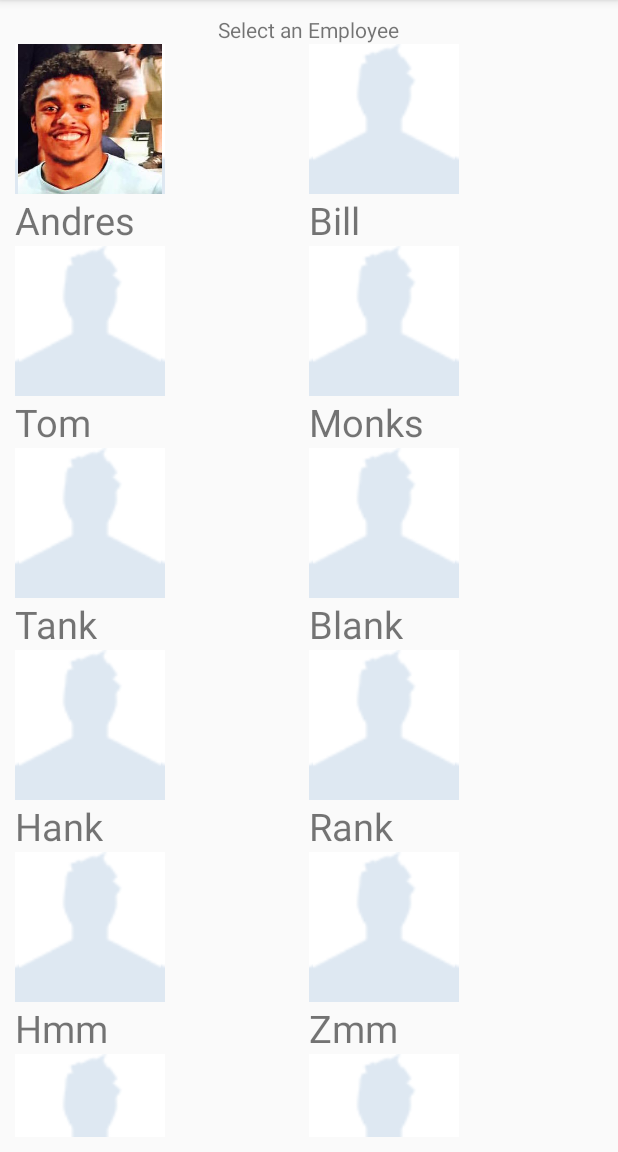
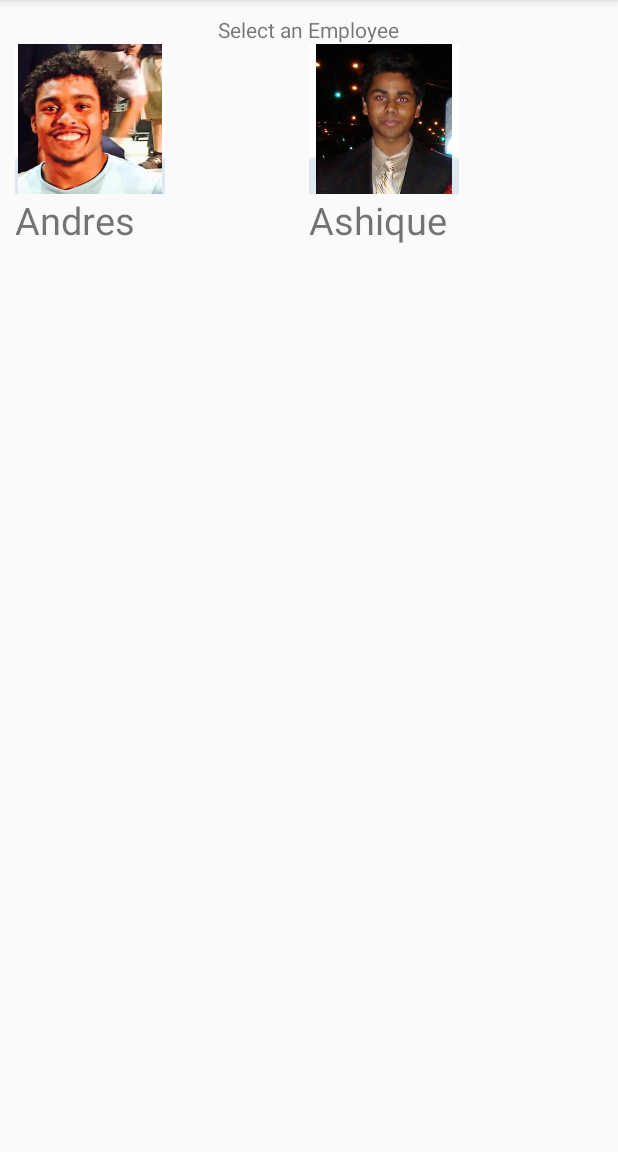
Before and after one commit to JsjRoboticsClassroom/GroceryStore, an Android app: the EmployeeHandbookActivity screen opened directly, with no data from a screen before it, on a phone screen of 412 x 824 dp, the part 84-1236 px from its top. Run offline under Robolectric (Android 15) with nearby library versions, the phone set to English and light mode, and no system bars.

```diff
--- a/app/src/main/java/nyc/c4q/grocerystore/employeeHandbook/EmployeeListAdapter.java
+++ b/app/src/main/java/nyc/c4q/grocerystore/employeeHandbook/EmployeeListAdapter.java
@@ -1,6 +1,5 @@
 package nyc.c4q.grocerystore.employeeHandbook;
 
-import android.content.Context;
 import android.content.Intent;
 import android.support.v7.widget.RecyclerView;
 import android.view.View;
@@ -17,18 +16,6 @@ class EmployeeListAdapter extends RecyclerView.Adapter{
 
     private List<EmployeeDescription> mData = Arrays.asList(
         new EmployeeDescription("Andres",R.drawable.ajba_profile_pic),
-        new EmployeeDescription("Bill"),
-        new EmployeeDescription("Tom"),
-        new EmployeeDescription("Monks"),
-        new EmployeeDescription("Tank"),
-        new EmployeeDescription("Blank"),
-        new EmployeeDescription("Hank"),
-        new EmployeeDescription("Rank"),
-        new EmployeeDescription("Hmm"),
-        new EmployeeDescription("Zmm"),
-        new EmployeeDescription("Bill"),
-        new EmployeeDescription("Nkln"),
-        new EmployeeDescription("dksls"),
         new EmployeeDescription("Ashique", R.drawable.ashique)
     );
     @Override
@@ -38,27 +25,46 @@ class EmployeeListAdapter extends RecyclerView.Adapter{
 
     @Override
     public void onBindViewHolder(RecyclerView.ViewHolder holder, int position) {
-        ((EmployeeViewHolder) holder).bind(mData.get(position));
-        boolean isThisAndres = ((EmployeeViewHolder) holder).getmEmployeeName().getText().toString().equalsIgnoreCase("Andres");
-        if(isThisAndres) {
-            Context context = ((EmployeeViewHolder) holder).getMcontext();
-            ((EmployeeViewHolder) holder).getmEmployeeName().setOnClickListener(sendToEmployeeView(context));
-            ((EmployeeViewHolder) holder).getmEmployeePic().setOnClickListener(sendToEmployeeView(context));
-        }
+        EmployeeViewHolder viewHolder = (EmployeeViewHolder) holder;
+        EmployeeDescription employee = mData.get(position);
+        viewHolder.bind(employee);
+        viewHolder.setOnClickListener(buildEmployeeClickListener(employee));
     }
 
-    private View.OnClickListener sendToEmployeeView(final Context context){
+    private View.OnClickListener buildEmployeeClickListener(EmployeeDescription employee) {
+        if (employee != null){
+            return navigateToEmployeeViewListener(employee.getName());
+        }
+        return defaultClickListener();
+    }
+
+    /**
+     * This click listener launches an intent with the employee name as an extra
+     * @param name
+     * @return
+     */
+    private View.OnClickListener navigateToEmployeeViewListener(final String name) {
         return new View.OnClickListener() {
             @Override
             public void onClick(View view) {
-                Intent intent = new Intent(context,EmployeeView.class);
-                context.startActivity(intent);
-
+                Intent intent = new Intent(view.getContext(), EmployeeView.class);
+                intent.putExtra(EmployeeView.EMPLOYEE_NAME, name);
+                view.getContext().startActivity(intent);
             }
         };
     }
 
-
+    /*
+     The default click listener does nothing;
+     */
+    private View.OnClickListener defaultClickListener() {
+        return new View.OnClickListener() {
+            @Override
+            public void onClick(View view) {
+                // Do Nothing
+            }
+        };
+    }
 
     @Override
     public int getItemCount() {
--- a/app/src/main/java/nyc/c4q/grocerystore/AndresFragment.java
+++ b/app/src/main/java/nyc/c4q/grocerystore/employeeHandbook/employees/AndresFragment.java
@@ -1,10 +1,12 @@
-package nyc.c4q.grocerystore;
+package nyc.c4q.grocerystore.employeeHandbook.employees;
 
 import android.app.Fragment;
 import android.os.Bundle;
 import android.view.LayoutInflater;
 import android.view.View;
 import android.view.ViewGroup;
+
+import nyc.c4q.grocerystore.R;
 
 /**
  * Created by andresarango on 9/27/16.
```
Also changed, not shown: app/src/main/java/nyc/c4q/grocerystore/AndresFragProfile.java (deleted, +0 -18 lines), app/src/main/java/nyc/c4q/grocerystore/employeeHandbook/EmployeeView.java (+11 -13 lines).
